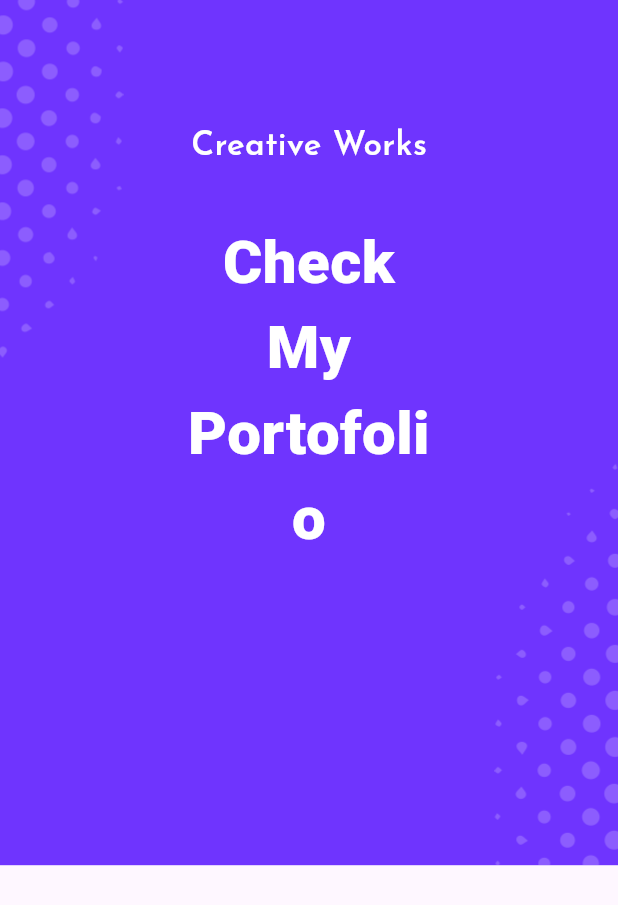
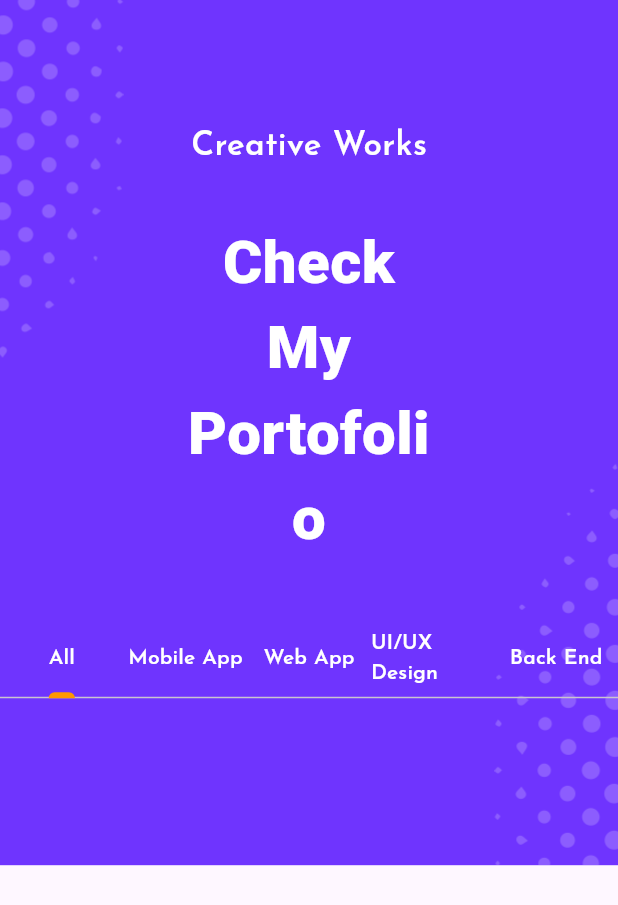
Before and after one commit to TBPriangga/webporto, a Flutter app: the PortofolioWeb widget shown alone on an empty page, opened directly, on a phone screen of 412 x 824 dp. Shown: the top 905 px of the screen. Run offline on Flutter 3.47's test engine with Material 3 defaults, Android fonts, the phone set to English and light mode, and no system bars; our stand-ins replace animated_text_kit, avatar_glow, bloc, connectivity_plus, flutter_bloc, scrollable_positioned_list and 1 more; Roboto replaces fonts that are missing (JoseFinans).

Commit message:
Add tab controller and tab bar to PortofolioWeb

```diff
--- a/lib/app/sections/portofolio/portofolio_web.dart
+++ b/lib/app/sections/portofolio/portofolio_web.dart
@@ -1,6 +1,7 @@
 import 'package:flutter/material.dart';
 import 'package:sizer/sizer.dart';
 import 'package:webportofolio/core/color/colors.dart';
+import 'package:webportofolio/widgets/navbar_work_button.dart';
 
 class PortofolioWeb extends StatefulWidget {
   const PortofolioWeb({super.key});
@@ -9,7 +10,28 @@ class PortofolioWeb extends StatefulWidget {
   State<PortofolioWeb> createState() => _PortofolioWebState();
 }
 
-class _PortofolioWebState extends State<PortofolioWeb> {
+class _PortofolioWebState extends State<PortofolioWeb>
+    with TickerProviderStateMixin {
+  late TabController _tabController;
+  final _tabs = [
+    const Tab(
+      child: NavBarWorkButton(
+        label: 'All',
+      ),
+    ),
+    const Tab(child: NavBarWorkButton(label: 'Mobile App')),
+    const Tab(child: NavBarWorkButton(label: 'Web App')),
+    const Tab(child: NavBarWorkButton(label: 'UI/UX Design')),
+    const Tab(child: NavBarWorkButton(label: 'Back End')),
+  ];
+  @override
+  void initState() {
+    // TODO: implement initState
+    super.initState();
+
+    _tabController = TabController(length: 5, vsync: this);
+  }
+
   @override
   Widget build(BuildContext context) {
     final screenWidth = MediaQuery.of(context).size.width;
@@ -69,7 +91,23 @@ class _PortofolioWebState extends State<PortofolioWeb> {
                       fontWeight: FontWeight.w900),
                 ),
               ),
-            )
+            ),
+            SizedBox(
+              height: 5.h,
+            ),
+            SizedBox(
+              height: 50.0,
+              child: TabBar(
+                tabs: _tabs,
+                controller: _tabController,
+                labelPadding: const EdgeInsets.all(0),
+                indicatorSize: TabBarIndicatorSize.label,
+                labelColor: Colors.white,
+                indicatorColor: primaryColor,
+                indicatorWeight: 4,
+                unselectedLabelColor: Colors.black,
+              ),
+            ),
           ],
         ),
       ],
```
